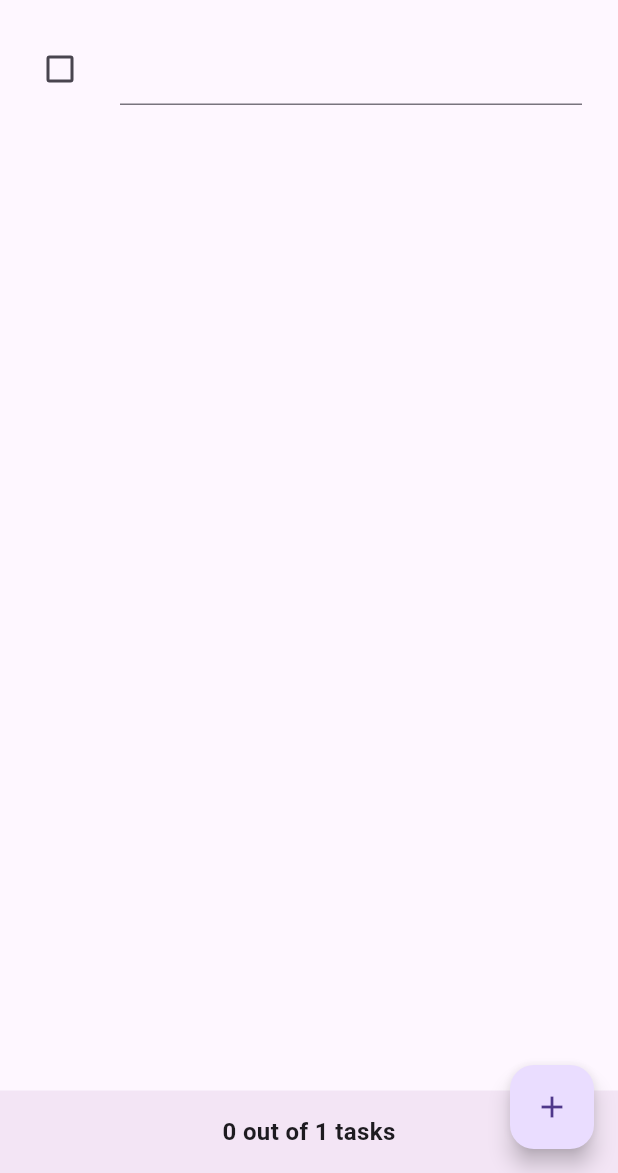
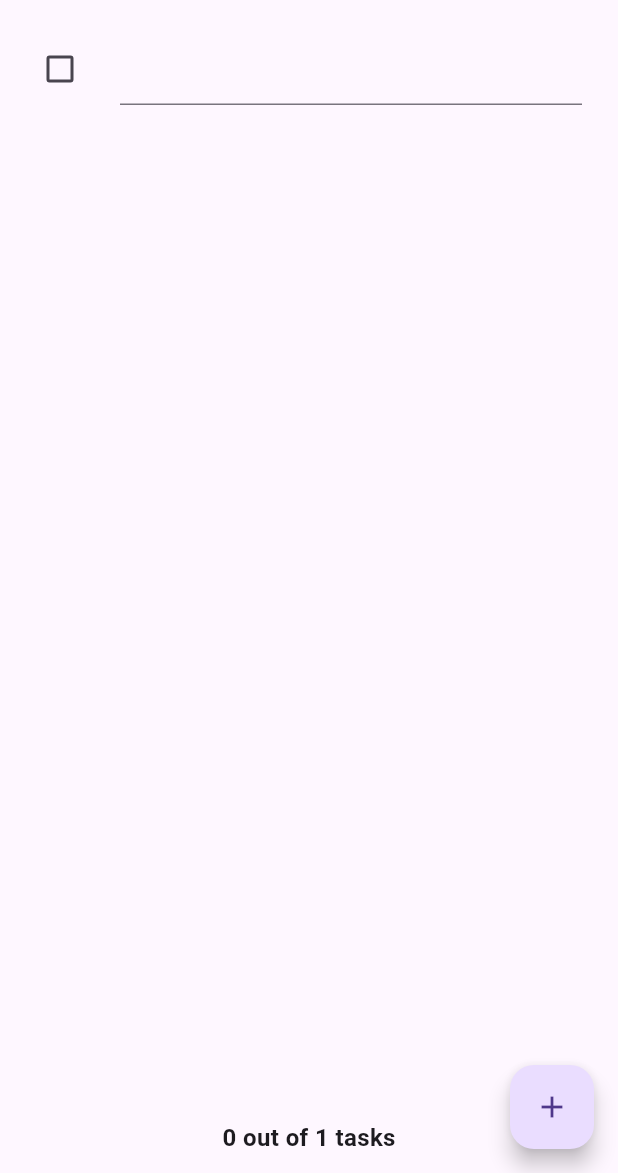
Before and after one commit to bhimantara435/src-week-10, a Flutter app: the screen it shows after launch, after a tap on the "add" icon, on a phone screen of 412 x 824 dp, the part 63-1236 px from its top. Run offline on Flutter 3.47's test engine with Material 3 defaults, Android fonts, the phone set to English and light mode, and no system bars.

```diff
--- a/lib/views/plan_screen.dart
+++ b/lib/views/plan_screen.dart
@@ -29,41 +29,45 @@ class _PlanScreenState extends State<PlanScreen> {
 
   @override
   Widget build(BuildContext context) {
-    final plan = PlanProvider.of(context).value;
-
+    // Langkah 9: Gunakan ValueListenableBuilder agar UI otomatis terupdate ketika Plan berubah
     return Scaffold(
       appBar: AppBar(title: const Text('Master Plan Bhimantara')),
-      //  Langkah 8: Ubah body menjadi Column
-      body: Column(
+      body: ValueListenableBuilder<Plan>(
+        valueListenable: PlanProvider.of(context),
+        builder: (context, plan, child) {
+          return Column(
             children: [
-          //  membungkus daftar task dengan Expanded agar ListView mengisi ruang tersisa
+              // Expanded: agar daftar task memenuhi ruang di atas footer
               Expanded(child: _buildList(plan)),
 
-          // menambahkan footer progress di bagian bawah layar
-          Container(
-            padding: const EdgeInsets.all(16),
-            color: Colors.purple.shade50, // warna latar lembut
-            width: double.infinity,
+              // SafeArea: menampilkan progress (completenessMessage) di bagian bawah layar
+              SafeArea(
+                child: Padding(
+                  padding: const EdgeInsets.all(12.0),
                   child: Text(
-              plan.completenessMessage, // menampilkan "x out of y tasks"
-              textAlign: TextAlign.center,
-              style: const TextStyle(fontSize: 16, fontWeight: FontWeight.w600),
+                    plan.completenessMessage,
+                    style: const TextStyle(
+                      fontSize: 16,
+                      fontWeight: FontWeight.w600,
+                    ),
+                  ),
                 ),
               ),
             ],
+          );
+        },
       ),
       floatingActionButton: _buildAddTaskButton(context),
     );
   }
 
-  //  Langkah 5: Tombol tambah task baru
+  // Langkah 5: Tombol untuk menambah task baru menggunakan PlanProvider
   Widget _buildAddTaskButton(BuildContext context) {
     ValueNotifier<Plan> planNotifier = PlanProvider.of(context);
     return FloatingActionButton(
       child: const Icon(Icons.add),
       onPressed: () {
         Plan currentPlan = planNotifier.value;
-        // setiap kali tombol ditekan, tambahkan task kosong baru ke daftar
         planNotifier.value = Plan(
           name: currentPlan.name,
           tasks: List<Task>.from(currentPlan.tasks)..add(const Task()),
@@ -72,28 +76,26 @@ class _PlanScreenState extends State<PlanScreen> {
     );
   }
 
-  // Langkah 7: ListView builder
+  // Langkah 7: Menampilkan daftar task dalam bentuk ListView
   Widget _buildList(Plan plan) {
     return ListView.builder(
       controller: scrollController,
       itemCount: plan.tasks.length,
       itemBuilder: (context, index) =>
-          _buildTaskTile(plan.tasks[index], index, context), // kirim context ke _buildTaskTile
+          _buildTaskTile(plan.tasks[index], index, context),
     );
   }
 
-  //  Langkah 6: Tiap item daftar task
+  // Langkah 6: Widget untuk tiap item task
   Widget _buildTaskTile(Task task, int index, BuildContext context) {
     ValueNotifier<Plan> planNotifier = PlanProvider.of(context);
     return ListTile(
-      // Checkbox untuk menandai task selesai atau belum
       leading: Checkbox(
         value: task.complete,
         onChanged: (selected) {
           Plan currentPlan = planNotifier.value;
           planNotifier.value = Plan(
             name: currentPlan.name,
-            // perbarui status task ke true/false sesuai input user
             tasks: List<Task>.from(currentPlan.tasks)
               ..[index] = Task(
                 description: task.description,
@@ -102,14 +104,12 @@ class _PlanScreenState extends State<PlanScreen> {
           );
         },
       ),
-      // TextFormField untuk mengubah deskripsi task
       title: TextFormField(
         initialValue: task.description,
         onChanged: (text) {
           Plan currentPlan = planNotifier.value;
           planNotifier.value = Plan(
             name: currentPlan.name,
-            // simpan teks baru ke task sesuai index
             tasks: List<Task>.from(currentPlan.tasks)
               ..[index] = Task(
                 description: text,
```
Lines whose indentation alone changed are shown as unchanged.
